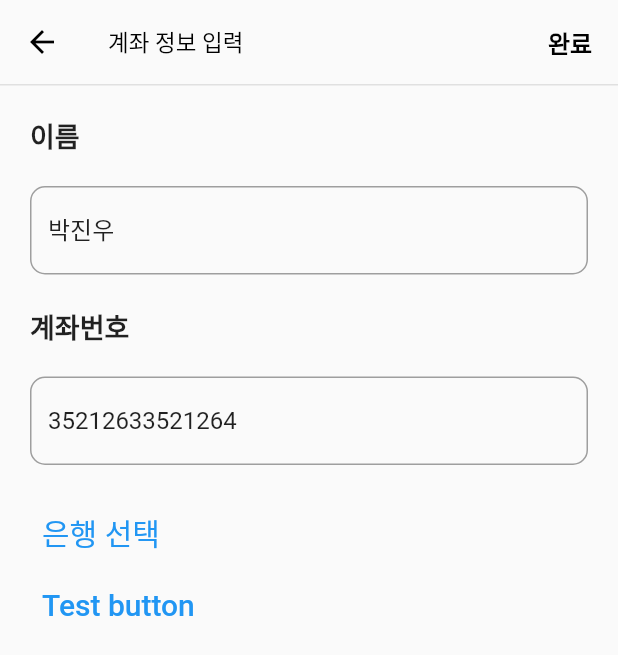
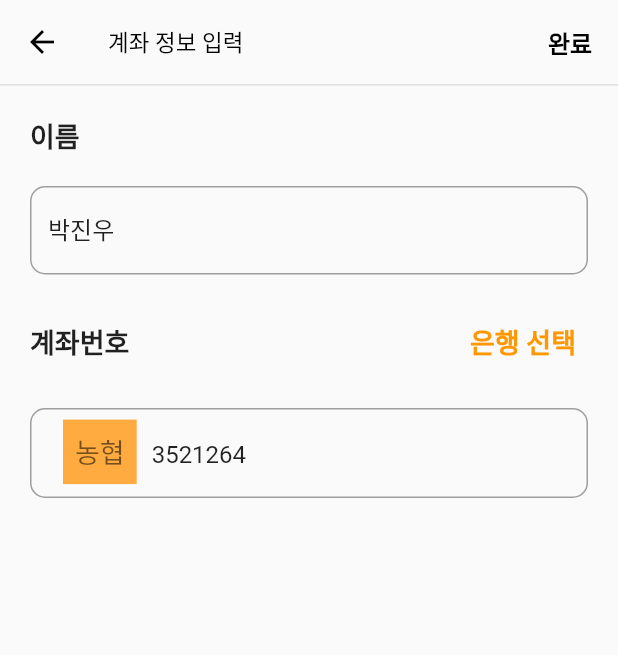
Before and after one commit to jinwuui/share-delivery-front, a Flutter app: the Profile screen opened directly, after a tap on "계좌 관리", on a phone screen of 412 x 824 dp. Shown: the top 655 px of the screen. Run offline on Flutter 3.47's test engine with Material 2 defaults, Android fonts, the phone set to English and light mode, and no system bars; our stand-ins replace dio, equatable, firebase_core, firebase_messaging, flutter_dotenv, flutter_local_notifications and 20 more; missing offline and left inert: flutter_persistent_keyboard_height, safe_clipboard; accounts and stored records are empty; generated files the repository leaves out were written again; network calls fail; statements that could not run were skipped.

Commit message:
feat 계좌 관리 ui, controller
- api까지 작성 완료
- test 안됨

```diff
--- /dev/null
+++ b/lib/src/bindings/profile/account_binding.dart
@@ -0,0 +1,22 @@
+import 'package:dio/dio.dart';
+import 'package:flutter_dotenv/flutter_dotenv.dart';
+import 'package:get/get.dart';
+import 'package:share_delivery/src/controller/profile/account_controller.dart';
+import 'package:share_delivery/src/data/provider/profile/profile_api_client.dart';
+import 'package:share_delivery/src/data/repository/profile/profile_repository.dart';
+import 'package:share_delivery/src/utils/dio_util.dart';
+
+class AccountBinding extends Bindings {
+  @override
+  void dependencies() {
+    // profile controller
+    Dio dio = DioUtil.getDio();
+    final String? host = dotenv.env['SERVER_HOST'];
+
+    Get.put(AccountController(
+      repository: ProfileRepository(
+        apiClient: ProfileApiClient(dio, baseUrl: host!),
+      ),
+    ));
+  }
+}
--- /dev/null
+++ b/lib/src/controller/profile/account_controller.dart
@@ -0,0 +1,35 @@
+import 'package:get/get.dart';
+import 'package:logger/logger.dart';
+import 'package:share_delivery/src/data/repository/profile/account_dto.dart';
+import 'package:share_delivery/src/data/repository/profile/profile_repository.dart';
+
+class AccountController extends GetxController {
+  final ProfileRepository repository;
+
+  static AccountController get to => Get.find();
+  AccountController({required this.repository});
+
+  // 선택된 음식 카테고리
+  final RxInt pickedBank = (-1).obs;
+
+  final bank = "농협".obs;
+  final accountNumber = "3521264".obs;
+  final accountHolder = "박진우".obs;
+
+  void setPickedBank(int index) {
+    pickedBank.value = index;
+  }
+
+  Future<void> updateUserAccount() async {
+    AccountDTO newAccountDTO = AccountDTO(
+        userId: 1,
+        bank: bank.value,
+        accountNumber: accountNumber.value,
+        accountHolder: accountHolder.value);
+    try {
+      await repository.updateUserAccount(newAccountDTO);
+    } catch (e) {
+      Logger().w(e);
+    }
+  }
+}
--- /dev/null
+++ b/lib/src/data/repository/profile/account_dto.dart
@@ -0,0 +1,17 @@
+import 'package:freezed_annotation/freezed_annotation.dart';
+
+part 'account_dto.freezed.dart';
+part 'account_dto.g.dart';
+
+@Freezed()
+class AccountDTO with _$AccountDTO {
+  const factory AccountDTO({
+    required int userId,
+    required String bank,
+    required String accountNumber,
+    required String accountHolder,
+  }) = _AccountDTO;
+
+  factory AccountDTO.fromJson(Map<String, dynamic> json) =>
+      _$AccountDTOFromJson(json);
+}
--- a/lib/src/data/repository/profile/profile_repository.dart
+++ b/lib/src/data/repository/profile/profile_repository.dart
@@ -3,6 +3,7 @@ import 'package:share_delivery/src/data/model/delivery_room/delivery_room/delive
 import 'package:share_delivery/src/data/model/user/user/user.dart';
 import 'package:share_delivery/src/data/provider/delivery_room_register/delivery_room_register_api_client.dart';
 import 'package:share_delivery/src/data/provider/profile/profile_api_client.dart';
+import 'package:share_delivery/src/data/repository/profile/account_dto.dart';
 
 class ProfileRepository {
   final ProfileApiClient apiClient;
@@ -42,4 +43,8 @@ class ProfileRepository {
     return list;
     return apiClient.getFriendList();
   }
+
+  Future<void> updateUserAccount(AccountDTO accountDTO) async {
+    return apiClient.updateAccount(accountDTO);
+  }
 }
--- a/lib/src/routes/route.dart
+++ b/lib/src/routes/route.dart
@@ -8,6 +8,7 @@ import 'package:share_delivery/src/bindings/delivery_room_register/pick_receivin
 import 'package:share_delivery/src/bindings/home/fast_matching/fast_matching_binding.dart';
 import 'package:share_delivery/src/bindings/login/phone_number_authentication_binding.dart';
 import 'package:share_delivery/src/bindings/participate_room/participate_room_binding.dart';
+import 'package:share_delivery/src/bindings/profile/account_binding.dart';
 import 'package:share_delivery/src/bindings/profile/friend_binding.dart';
 import 'package:share_delivery/src/bindings/root_binding.dart';
 import 'package:share_delivery/src/bindings/widgets/pick_user_location_binding.dart';
@@ -17,6 +18,7 @@ import 'package:share_delivery/src/ui/community/post_register/post_register.dart
 import 'package:share_delivery/src/ui/community/post_register/setting_post_category.dart';
 import 'package:share_delivery/src/ui/community/writing_comment.dart';
 import 'package:share_delivery/src/ui/delivery_post/delivery_room_detail.dart';
+import 'package:share_delivery/src/ui/profile/account_manage/account_manage.dart';
 import 'package:share_delivery/src/ui/profile/account_manage/select_bank.dart';
 import 'package:share_delivery/src/ui/profile/app_setting/app_setting.dart';
 import 'package:share_delivery/src/ui/profile/friend/friend.dart';
@@ -176,6 +178,11 @@ class AppPages {
       curve: Curves.decelerate,
     ),
     GetPage(
+      name: Routes.ACCOUNT_MANAGE,
+      page: () => AccountManage(),
+      binding: AccountBinding(),
+    ),
+    GetPage(
       name: Routes.SELECT_BANK,
       page: () => const SelectBank(),
     ),
--- a/lib/src/ui/profile/account_manage/account_manage.dart
+++ b/lib/src/ui/profile/account_manage/account_manage.dart
@@ -1,9 +1,11 @@
 import 'package:flutter/material.dart';
 import 'package:get/get.dart';
+import 'package:logger/logger.dart';
+import 'package:share_delivery/src/controller/profile/account_controller.dart';
+import 'package:share_delivery/src/ui/theme/profile_theme.dart';
 import 'package:share_delivery/src/ui/widgets/profile_textform.dart';
-import 'package:url_launcher/url_launcher.dart';
 
-class AccountManage extends StatelessWidget {
+class AccountManage extends GetView<AccountController> {
   AccountManage({Key? key}) : super(key: key);
 
   final accountManageFormKey = GlobalKey<FormState>();
@@ -39,7 +41,11 @@ class AccountManage extends StatelessWidget {
             ),
             onPressed: () {
               if (accountManageFormKey.currentState!.validate()) {
-                // validation 이 성공하면 true 가 리턴돼요!
+                // validation 이 성공하면 true
+                controller.updateUserAccount();
+
+                Get.back();
+
                 Get.snackbar(
                   '계좌 정보 저장 완료',
                   '계좌 정보가 변경되었습니다.',
@@ -50,7 +56,7 @@ class AccountManage extends StatelessWidget {
             child: Text(
               "완료",
               style: TextStyle(
-                // color: Colors.black,
+                color: Colors.black,
                 fontSize: 16,
                 fontWeight: FontWeight.w800,
               ),
@@ -81,49 +87,10 @@ class AccountManage extends StatelessWidget {
 
                       return null;
                     },
-                    initialValue: "박진우", //TODO:
+                    initialValue: controller.accountHolder.value, //TODO:
                   ),
-                  ProfileTextFormField(
-                    label: "계좌번호",
-                    onSaved: (newValue) {},
-                    validator: (value) {
-                      if (value.length > 10 && value.length < 15) {
-                        return '이름은 두글자 이상 입력 해주셔야합니다.';
-                      }
-
-                      return null;
-                    },
-                    initialValue: '35212633521264', //TODO:
-                  ),
-                  // TODO: 은행 선택 빠른매칭 참고하기
+                  _buildAccountTextField(),
                 ],
-              ),
-            ),
-            TextButton(
-              onPressed: () async {
-                Get.toNamed('/selectBank');
-              },
-              child: Text(
-                "은행 선택",
-                style: TextStyle(fontSize: 20),
-              ),
-            ),
-            TextButton(
-              onPressed: () async {
-                // TODO: 사용자 계좌 정보로 교체
-                final url = Uri.parse(
-                    "supertoss://send?amount=0&bank=NH농협&accountNo=3521264915483&origin=qr");
-                if (await canLaunchUrl(url)) {
-                  launchUrl(
-                    url,
-                    mode: LaunchMode.externalNonBrowserApplication,
-                  );
-                }
-                // supertoss://send?amount=0&bank=대구은행&accountNo=77802467094&origin=qr
-              },
-              child: Text(
-                "Test button",
-                style: TextStyle(fontSize: 20),
               ),
             ),
           ],
@@ -131,4 +98,87 @@ class AccountManage extends StatelessWidget {
       ),
     );
   }
+
+  Widget _buildAccountTextField() {
+    String label = "계좌번호";
+
+    return Column(
+      children: [
+        Row(
+          mainAxisAlignment: MainAxisAlignment.spaceBetween,
+          children: [
+            Text(label, style: profileTextStyle),
+            TextButton(
+              onPressed: () async {
+                var value = await Get.toNamed('/selectBank');
+
+                if (value != null) {
+                  Logger().d(value);
+                }
+              },
+              child: Text(
+                "은행 선택",
+                style: TextStyle(
+                    fontSize: 18,
+                    color: Colors.orange,
+                    fontWeight: FontWeight.bold),
+              ),
+            ),
+          ],
+        ),
+        SizedBox(
+          height: 20,
+        ),
+        SizedBox(
+          height: 60,
+          child: TextFormField(
+            onSaved: (newValue) {},
+            validator: (value) {
+              if (value!.isEmpty) {
+                return '계좌번호는 필수사항입니다.';
+              }
+
+              if (controller.bank.value == "") {
+                return '은행정보는 필수사항입니다.';
+              }
+
+              return null;
+            },
+            initialValue: controller.accountNumber.value,
+            decoration: InputDecoration(
+              prefix: Container(
+                margin: EdgeInsets.symmetric(horizontal: 10.0),
+                padding: EdgeInsets.all(8.0),
+                color: Colors.orangeAccent,
+                child: Obx(
+                  () => Text(
+                    controller.bank.value == "" ? "없음" : controller.bank.value,
+                    style: TextStyle(
+                      fontSize: 18,
+                      color: Colors.black54,
+                    ),
+                  ),
+                ),
+              ),
+              focusedBorder: OutlineInputBorder(
+                borderRadius: BorderRadius.all(Radius.circular(10)),
+                borderSide: BorderSide(
+                  color: Colors.orangeAccent,
+                ),
+              ),
+              enabledBorder: OutlineInputBorder(
+                borderRadius: BorderRadius.all(Radius.circular(10)),
+                borderSide: BorderSide(
+                  color: Colors.grey,
+                ),
+              ),
+            ),
+          ),
+        ),
+        SizedBox(
+          height: 20.0,
+        )
+      ],
+    );
+  }
 }
--- a/lib/src/ui/profile/profile.dart
+++ b/lib/src/ui/profile/profile.dart
@@ -191,7 +191,8 @@ class Profile extends StatelessWidget {
             physics: NeverScrollableScrollPhysics(),
             shrinkWrap: true,
             children: [
-              buildMenuListTile("계좌 관리", () => Get.to(AccountManage())),
+              buildMenuListTile(
+                  "계좌 관리", () => Get.toNamed(Routes.ACCOUNT_MANAGE)),
               Divider(),
               buildMenuListTile("수령 위치 관리", () => print("hello1")),
               Divider(),
```
Also changed, not shown: lib/src/data/provider/profile/profile_api_client.dart (+9 -0 lines), lib/src/ui/profile/account_manage/select_bank.dart (+56 -5 lines).
